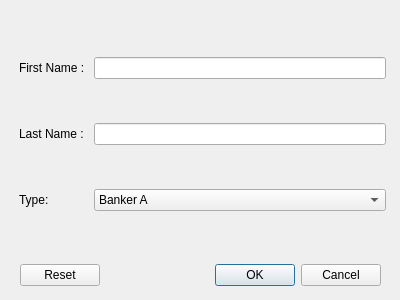
The window that TPQtIntroduction/dialogaddemployee.ui (Lydie-Pierrick/TP2-QT-INTRO) describes before a commit, drawn with Qt 5.
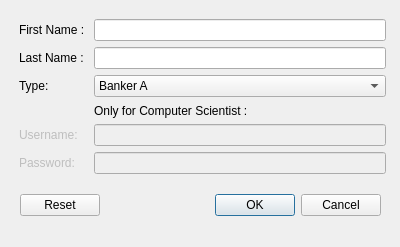
The same window after the commit.

```diff
--- a/TPQtIntroduction/dialogaddemployee.ui
+++ b/TPQtIntroduction/dialogaddemployee.ui
@@ -7,7 +7,7 @@
     <x>0</x>
     <y>0</y>
     <width>400</width>
-    <height>300</height>
+    <height>247</height>
    </rect>
   </property>
   <property name="windowTitle">
@@ -19,10 +19,20 @@
      <x>19</x>
      <y>19</y>
      <width>367</width>
-     <height>231</height>
+     <height>155</height>
     </rect>
    </property>
    <layout class="QGridLayout" name="gridLayout">
+    <item row="4" column="0">
+     <widget class="QLabel" name="label_Username">
+      <property name="enabled">
+       <bool>false</bool>
+      </property>
+      <property name="text">
+       <string>Username:</string>
+      </property>
+     </widget>
+    </item>
     <item row="1" column="0">
      <widget class="QLabel" name="label_Lastname">
       <property name="text">
@@ -30,16 +40,6 @@
       </property>
      </widget>
     </item>
-    <item row="2" column="0">
-     <widget class="QLabel" name="label_Type">
-      <property name="text">
-       <string>Type:</string>
-      </property>
-     </widget>
-    </item>
-    <item row="0" column="1">
-     <widget class="QLineEdit" name="lineEdit_Firstname"/>
-    </item>
     <item row="0" column="0">
      <widget class="QLabel" name="label_Firstname">
       <property name="text">
@@ -47,9 +47,6 @@
       </property>
      </widget>
     </item>
-    <item row="1" column="1">
-     <widget class="QLineEdit" name="lineEdit_Lastname"/>
-    </item>
     <item row="2" column="1">
      <widget class="QComboBox" name="comboBox_Type">
       <item>
@@ -89,13 +86,60 @@
       </item>
      </widget>
     </item>
+    <item row="2" column="0">
+     <widget class="QLabel" name="label_Type">
+      <property name="text">
+       <string>Type:</string>
+      </property>
+     </widget>
+    </item>
+    <item row="1" column="1">
+     <widget class="QLineEdit" name="lineEdit_Lastname"/>
+    </item>
+    <item row="0" column="1">
+     <widget class="QLineEdit" name="lineEdit_Firstname"/>
+    </item>
+    <item row="5" column="0">
+     <widget class="QLabel" name="label_Password">
+      <property name="enabled">
+       <bool>false</bool>
+      </property>
+      <property name="text">
+       <string>Password:</string>
+      </property>
+     </widget>
+    </item>
+    <item row="5" column="1">
+     <widget class="QLineEdit" name="lineEdit_Password">
+      <property name="enabled">
+       <bool>false</bool>
+      </property>
+      <property name="echoMode">
+       <enum>QLineEdit::Normal</enum>
+      </property>
+     </widget>
+    </item>
+    <item row="3" column="1">
+     <widget class="QLabel" name="label_OnlyIT">
+      <property name="text">
+       <string>Only for Computer Scientist :</string>
+      </property>
+     </widget>
+    </item>
+    <item row="4" column="1">
+     <widget class="QLineEdit" name="lineEdit_Username">
+      <property name="enabled">
+       <bool>false</bool>
+      </property>
+     </widget>
+    </item>
    </layout>
   </widget>
   <widget class="QWidget" name="horizontalLayoutWidget">
    <property name="geometry">
     <rect>
      <x>20</x>
-     <y>260</y>
+     <y>190</y>
      <width>361</width>
      <height>31</height>
     </rect>
```
